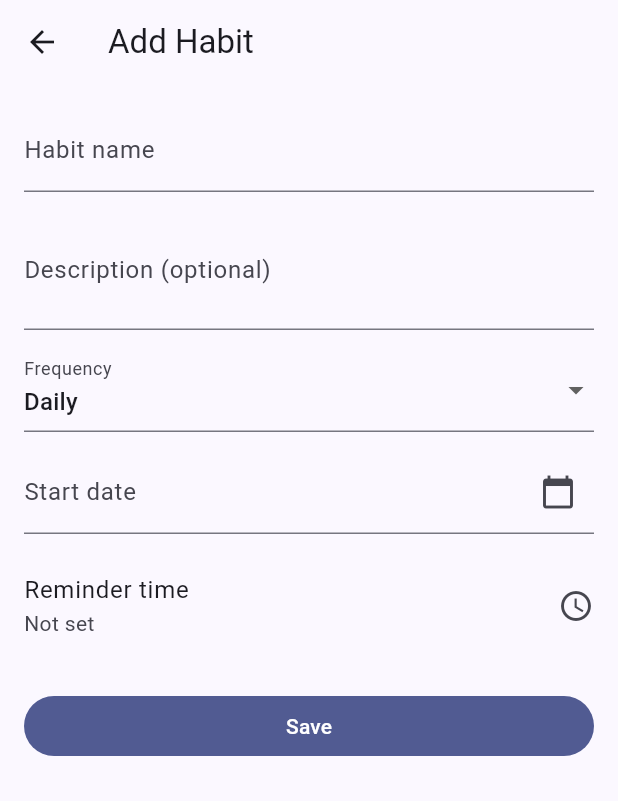
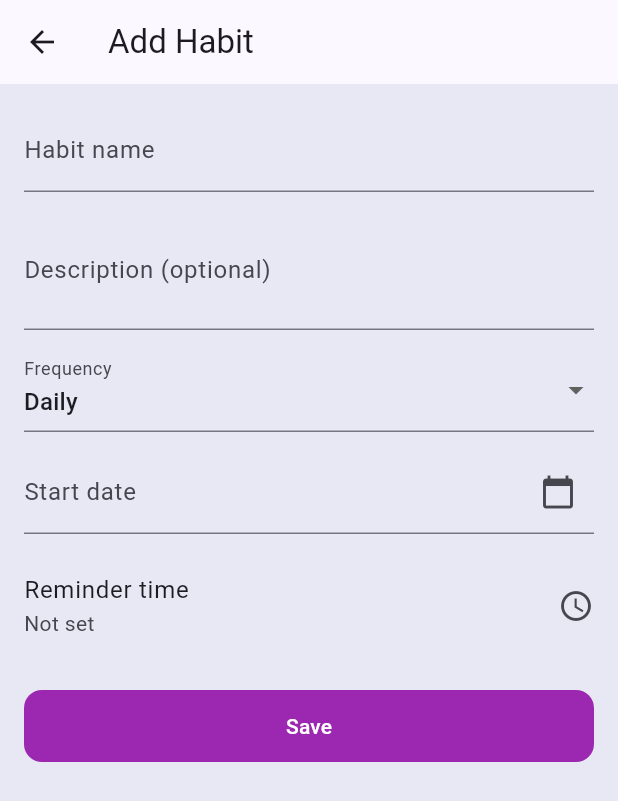
Before and after one commit to Serasb/CS-310-Group-17-Project-, a Flutter app: the AddHabitScreen screen opened by its route, on a phone screen of 412 x 824 dp. Shown: the top 801 px of the screen. Run offline on Flutter 3.47's test engine with Material 3 defaults, Android fonts, the light colour scheme and no system bars.

Commit message:
Update add_habit_screen.dart

```diff
--- a/lib/screens/add_habit_screen.dart
+++ b/lib/screens/add_habit_screen.dart
@@ -66,6 +66,7 @@ class _AddHabitScreenState extends State<AddHabitScreen> {
   @override
   Widget build(BuildContext context) {
     return Scaffold(
+      backgroundColor: const Color(0xFFE8E8F5),
       appBar: AppBar(title: const Text('Add Habit')),
       body: Form(
         key: _formKey,
@@ -114,7 +115,16 @@ class _AddHabitScreenState extends State<AddHabitScreen> {
               onTap: _pickTime,
             ),
             const SizedBox(height: 20),
-            FilledButton(onPressed: _save, child: const Text('Save')),
+            FilledButton(
+              style: FilledButton.styleFrom(
+                backgroundColor: Color(0xFF9C27B0),
+                foregroundColor: Colors.white,
+                padding: const EdgeInsets.symmetric(vertical: 14),
+                shape: RoundedRectangleBorder(borderRadius: BorderRadius.circular(12)),
+              ),
+              onPressed: _save,
+              child: const Text('Save'),
+            )
           ],
         ),
       ),
```
